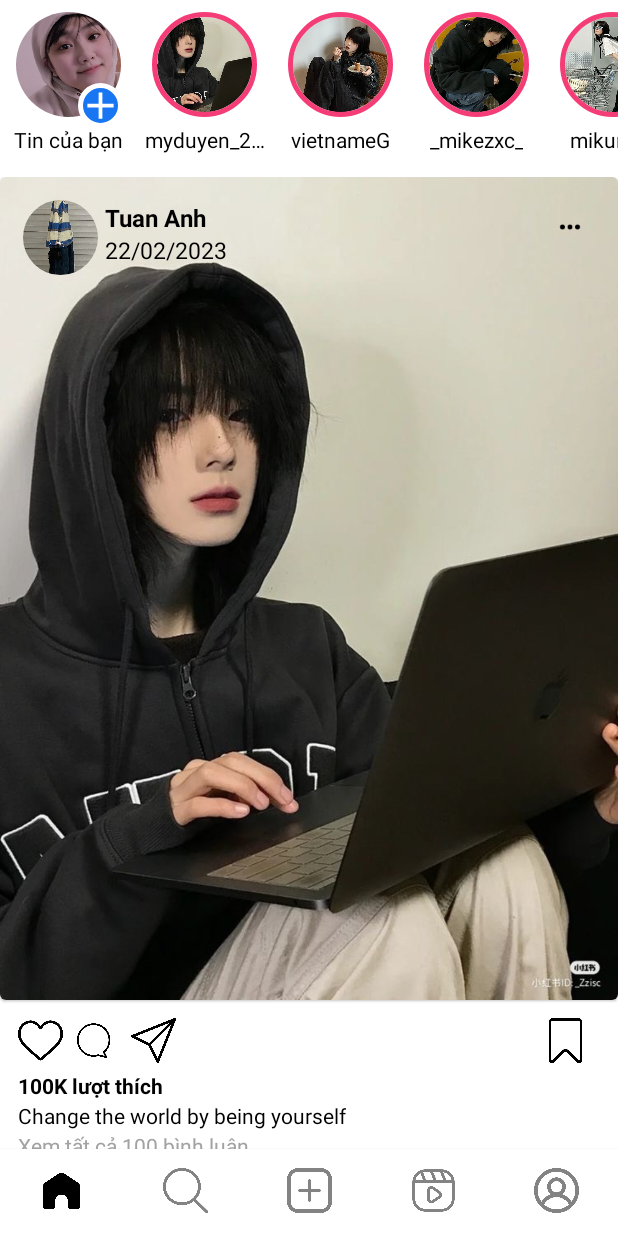
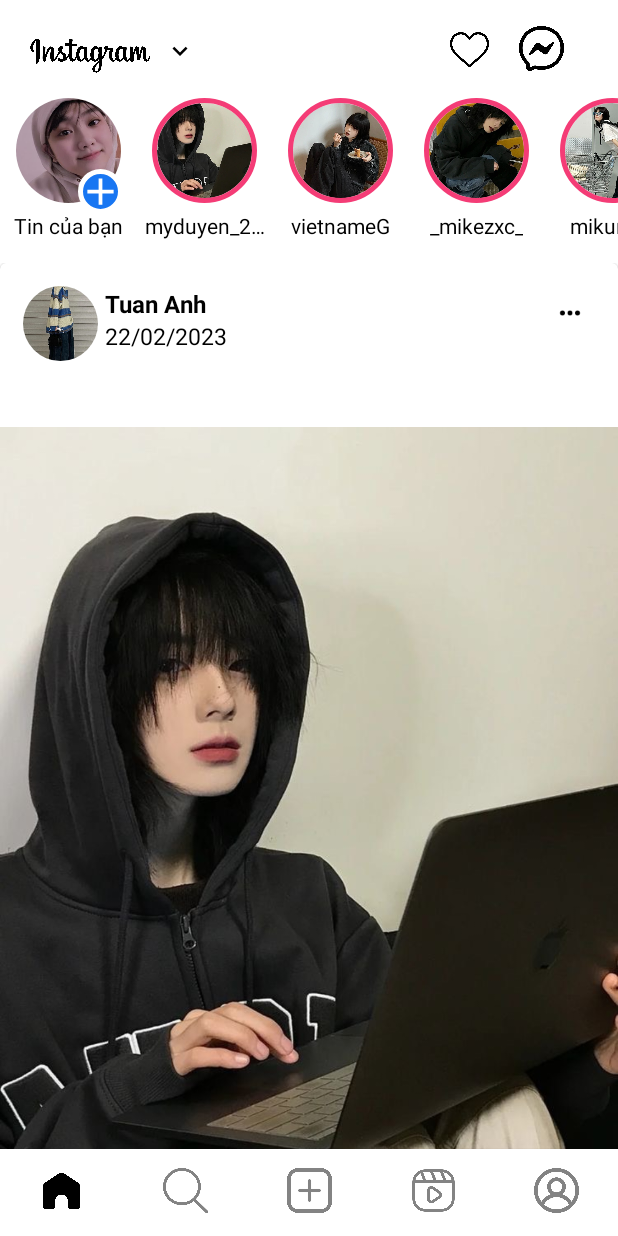
Before and after one commit to Moon-light2602/android-intern, an Android app: the InstagramActivity screen opened directly, with no data from a screen before it, on a phone screen of 412 x 824 dp. Run offline under Robolectric (Android 15) with nearby library versions, the phone set to English and light mode, and no system bars; our stand-ins replace CircleImageView.

Commit message:
update instagram

```diff
--- a/app/src/main/res/layout/activity_instagram.xml
+++ b/app/src/main/res/layout/activity_instagram.xml
@@ -7,11 +7,11 @@
     tools:context=".instagram.InstagramActivity">
 
 
-
     <androidx.viewpager2.widget.ViewPager2
         android:id="@+id/instagram_view_pager"
         android:layout_width="match_parent"
         android:layout_height="0dp"
+        app:layout_constraintTop_toTopOf="parent"
         app:layout_constraintStart_toStartOf="parent"
         app:layout_constraintEnd_toEndOf="parent"
         app:layout_constraintBottom_toTopOf="@id/bottomNav"/>
@@ -27,7 +27,9 @@
         app:itemIconSize="30dp"
         app:itemIconTint="@drawable/item_selector"
         app:labelVisibilityMode="unlabeled"
+        app:layout_constraintTop_toBottomOf="@id/instagram_view_pager"
         app:layout_constraintBottom_toBottomOf="parent"
-        app:menu="@menu/menu_instagram"
-        tools:ignore="MissingConstraints" />
+        app:layout_constraintStart_toStartOf="parent"
+        app:layout_constraintEnd_toEndOf="parent"
+        app:menu="@menu/menu_instagram"/>
 </androidx.constraintlayout.widget.ConstraintLayout>
--- a/app/src/main/res/layout/fragment_home_instagram.xml
+++ b/app/src/main/res/layout/fragment_home_instagram.xml
@@ -8,7 +8,7 @@
     tools:context="instagram.fragment.HomeFragment">
 
     <RelativeLayout
-        android:id="@+id/instagram_header"
+        android:id="@+id/insta_header"
         android:layout_width="match_parent"
         android:layout_height="60dp"
         app:layout_constraintTop_toTopOf="parent"
@@ -17,38 +17,38 @@
         app:layout_constraintBottom_toTopOf="@id/nestedScrollView">
 
         <ImageView
-            android:id="@+id/instagram_name"
-            android:layout_width="120dp"
+            android:id="@+id/insta_name"
+            android:layout_width="100dp"
             android:layout_height="wrap_content"
             android:layout_marginLeft="10dp"
             android:layout_marginTop="14dp"
             android:src="@drawable/insta" />
 
         <ImageView
-            android:id="@+id/instagram_arrow_icon"
-            android:layout_width="10dp"
+            android:id="@+id/insta_icon"
+            android:layout_width="20dp"
             android:layout_height="wrap_content"
             android:layout_marginTop="22dp"
-            android:layout_toRightOf="@id/instagram_name"
+            android:layout_toRightOf="@id/insta_name"
             android:src="@drawable/ic_baseline_expand_more_24" />
 
         <ImageView
-            android:id="@+id/instagram_heart_icon"
+            android:id="@+id/heart_icon"
             android:layout_width="26dp"
             android:layout_height="30dp"
-            android:layout_marginLeft="170dp"
+            android:layout_marginLeft="190dp"
             android:layout_marginTop="18dp"
-            android:layout_toRightOf="@id/instagram_name"
+            android:layout_toRightOf="@id/insta_name"
             android:src="@drawable/heart_ins" />
 
         <ImageView
             android:layout_width="30dp"
             android:layout_height="30dp"
-            android:layout_marginStart="30dp"
+            android:layout_marginStart="20dp"
             android:layout_marginTop="17dp"
             android:layout_marginEnd="30dp"
             android:layout_marginRight="30dp"
-            android:layout_toRightOf="@id/instagram_heart_icon"
+            android:layout_toRightOf="@id/heart_icon"
             android:src="@drawable/messenger_ins" />
     </RelativeLayout>
     <androidx.core.widget.NestedScrollView
@@ -56,7 +56,7 @@
         android:layout_width="match_parent"
         android:layout_height="wrap_content"
         android:layout_marginBottom="5dp"
-        app:layout_constraintTop_toBottomOf="@id/instagram_header">
+        app:layout_constraintTop_toBottomOf="@id/insta_header">
 
     <androidx.constraintlayout.widget.ConstraintLayout
         android:layout_width="match_parent"
--- a/app/src/main/res/layout/insta_add_story_item.xml
+++ b/app/src/main/res/layout/insta_add_story_item.xml
@@ -20,10 +20,10 @@
             android:layout_width="30dp"
             android:layout_height="30dp"
             android:src="@drawable/ic_baseline_add"
+            android:layout_marginBottom="17dp"
+            android:layout_marginRight="3dp"
             android:background="@drawable/custom_add_story_icon"
             android:scaleType="centerCrop"
-        android:layout_marginBottom="17dp"
-        android:layout_marginRight="3dp"
             app:layout_constraintBottom_toBottomOf="parent"
             app:layout_constraintEnd_toEndOf="parent"/>
 
@@ -37,9 +37,10 @@
         android:gravity="center"
         android:textColor="@color/black"
         android:layout_marginTop="5dp"
-        app:layout_constraintTop_toBottomOf="@id/ins_avatar"
         app:layout_constraintBottom_toBottomOf="parent"
         app:layout_constraintStart_toStartOf="parent"
-        app:layout_constraintEnd_toEndOf="parent"/>
+        app:layout_constraintEnd_toEndOf="parent"
+        app:layout_constraintTop_toBottomOf="@id/ins_avatar"
+        />
 
 </androidx.constraintlayout.widget.ConstraintLayout>
--- a/app/src/main/res/layout/insta_post_item.xml
+++ b/app/src/main/res/layout/insta_post_item.xml
@@ -9,7 +9,7 @@
     <com.google.android.material.card.MaterialCardView
         android:id="@+id/post_container"
         android:layout_width="match_parent"
-        android:layout_height="wrap_content"
+        android:layout_height="600dp"
         app:layout_constraintTop_toTopOf="parent"
         app:layout_constraintStart_toStartOf="parent"
         app:layout_constraintEnd_toEndOf="parent">
@@ -17,9 +17,10 @@
         <ImageView
             android:id="@+id/ins_post_image"
             android:layout_width="match_parent"
-            android:layout_height="wrap_content"
-            android:src="@drawable/img4"
-            android:adjustViewBounds="true"/>
+            android:layout_height="627dp"
+            android:layout_marginTop="70dp"
+            android:adjustViewBounds="true"
+            android:src="@drawable/img4" />
 
         <de.hdodenhof.circleimageview.CircleImageView
             android:id="@+id/ins_user_avatar_post"
@@ -44,14 +45,14 @@
             android:id="@+id/ins_post_desc"
             android:layout_width="wrap_content"
             android:layout_height="wrap_content"
-            android:text="Alan Avry - Shine On Me (Instrumental)"
+            android:text="Din Din - Sun Shine"
             android:textSize="15dp"
             android:textColor="@color/black"
             android:layout_marginTop="38dp"
             android:layout_marginLeft="70dp"/>
 
         <ImageView
-            android:id="@+id/ic_more_horiz"
+            android:id="@+id/more_horiz"
             android:layout_width="40dp"
             android:layout_height="20dp"
             android:layout_marginRight="15dp"
@@ -75,27 +76,31 @@
             tools:ignore="MissingConstraints">
 
             <ImageView
-                android:layout_width="30dp"
-                android:layout_height="30dp"
-                android:src="@drawable/heart_ins"/>
+                android:layout_width="25dp"
+                android:layout_height="25dp"
+                android:layout_marginTop="3dp"
+                android:layout_marginEnd="10dp"
+                android:src="@drawable/heart_ins" />
 
             <ImageView
                 android:layout_width="30dp"
                 android:layout_height="30dp"
                 android:layout_marginLeft="35dp"
-                android:src="@drawable/chat_ins"/>
+                android:src="@drawable/chat_ins" />
 
             <ImageView
-                android:layout_width="30dp"
-                android:layout_height="30dp"
+                android:layout_width="25dp"
+                android:layout_height="25dp"
                 android:layout_marginLeft="75dp"
-                android:src="@drawable/send_ins"/>
+                android:layout_marginTop="3dp"
+                android:src="@drawable/send_ins" />
 
             <ImageView
-                android:layout_width="30dp"
-                android:layout_height="30dp"
+                android:layout_width="25dp"
+                android:layout_height="25dp"
                 android:layout_marginLeft="350dp"
-                android:src="@drawable/save_instagram"/>
+                android:layout_marginTop="3dp"
+                android:src="@drawable/save_instagram" />
         </RelativeLayout>
 
         <TextView
```
Lines whose indentation alone changed are shown as unchanged.
